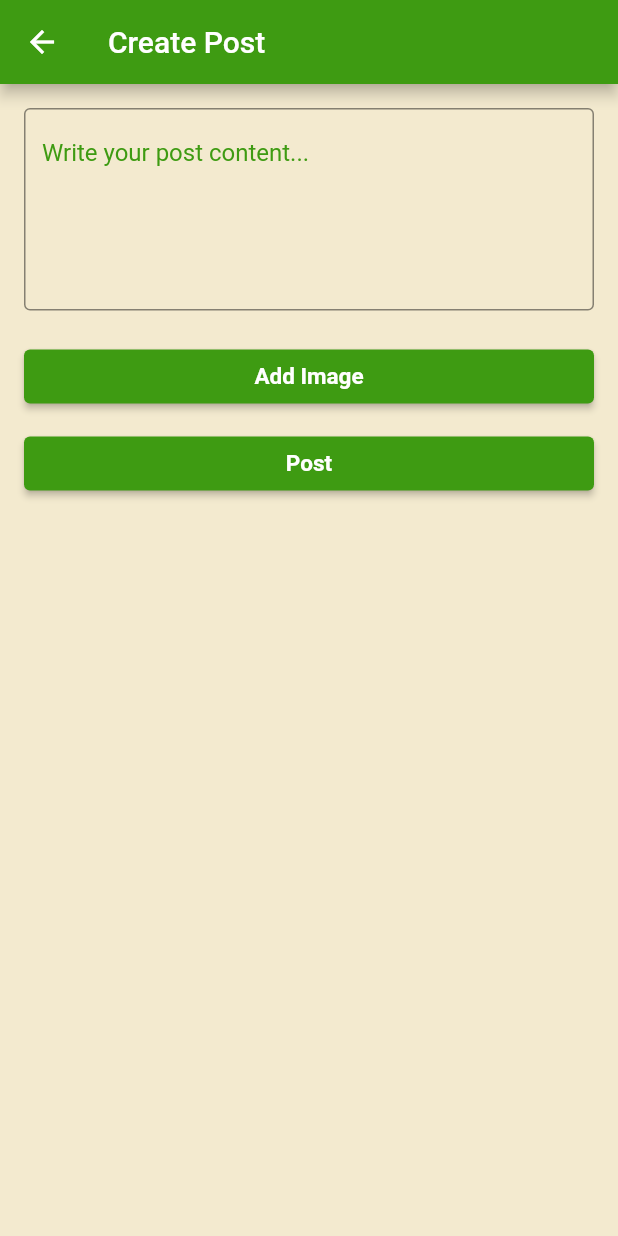
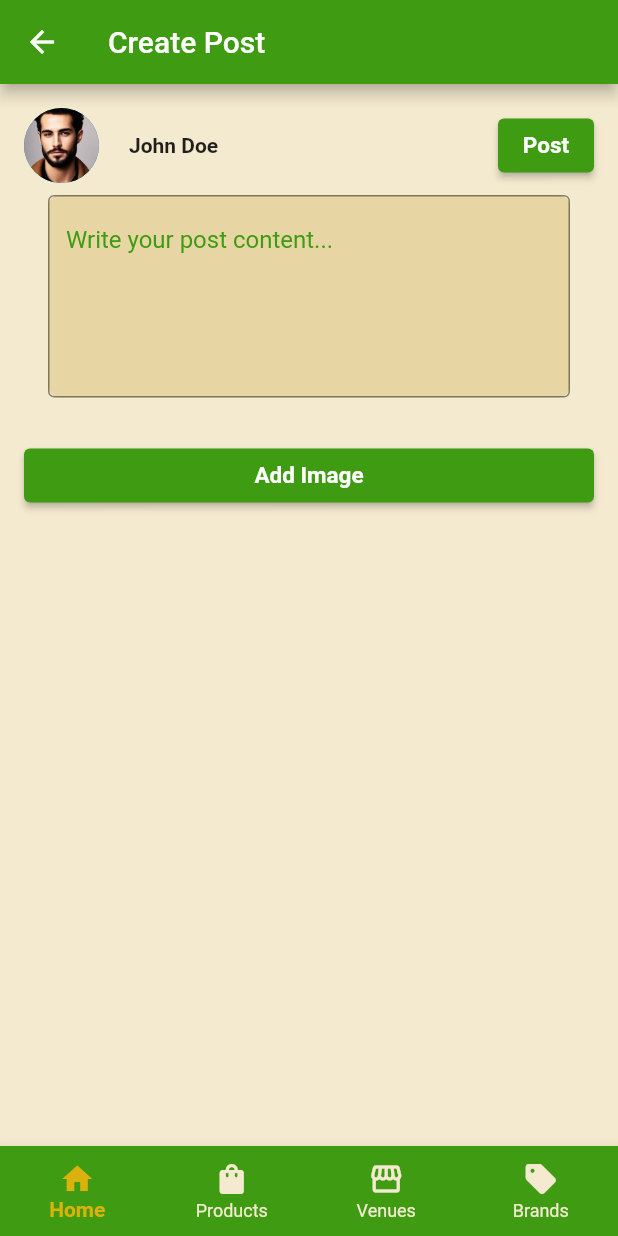
Before and after one commit to jfrazier1519/digital-marketing-demo, a Flutter app: the AddPostScreen screen opened by its route, on a phone screen of 412 x 824 dp. Run offline on Flutter 3.47's test engine with Material 2 defaults, Android fonts, the phone set to English and light mode, and no system bars; our stand-ins replace bloc, expandable_text, flutter_bloc, image_picker, loading_indicator; accounts and stored records are empty.

Commit message:
feat(addPost): styled page and can pick image

```diff
--- a/reefer_review_mobile/lib/presentation/post_screen/add_post_screen.dart
+++ b/reefer_review_mobile/lib/presentation/post_screen/add_post_screen.dart
@@ -1,12 +1,12 @@
 import 'package:flutter/material.dart';
-import 'package:flutter_bloc/flutter_bloc.dart';
-import '../../res/routes.dart';
-import '../../data/post/general_post.dart';
+import 'dart:io';
+import 'package:image_picker/image_picker.dart';
+import '../shared/bottom_nav_bar.dart';
+import '../shared/rounded_container.dart';
+import '../../res/images.dart';
 
 class AddPostScreen extends StatefulWidget {
-  const AddPostScreen({
-    super.key,
-  });
+  const AddPostScreen({super.key});
 
   @override
   _AddPostScreenState createState() => _AddPostScreenState();
@@ -15,11 +15,20 @@ class AddPostScreen extends StatefulWidget {
 class _AddPostScreenState extends State<AddPostScreen> {
   final TextEditingController _contentController = TextEditingController();
   String? _selectedImagePath;
+  final String profileImageUrl = dummyProfileImage;
+  final String userName = 'John Doe';
 
   _selectImage() async {
-    // TODO: Implement logic to select an image
+    final picker = ImagePicker();
+    final pickedFile = await picker.pickImage(
+        source: ImageSource.gallery); // Open file explorer to select image
+
     setState(() {
-      _selectedImagePath = 'path/to/your/image.jpg';
+      if (pickedFile != null) {
+        _selectedImagePath = pickedFile.path;
+      } else {
+        print('No image selected.');
+      }
     });
   }
 
@@ -46,26 +55,47 @@ class _AddPostScreenState extends State<AddPostScreen> {
         child: Column(
           crossAxisAlignment: CrossAxisAlignment.stretch,
           children: [
-            if (_selectedImagePath != null) Image.network(_selectedImagePath!),
-            TextField(
-              controller: _contentController,
-              decoration: InputDecoration(
-                hintText: 'Write your post content...',
+            if (_selectedImagePath != null)
+              Image.file(File(_selectedImagePath!)),
+            Row(
+              children: [
+                CircleAvatar(
+                  backgroundImage: AssetImage(profileImageUrl),
+                  radius: 25,
+                ),
+                const SizedBox(width: 20),
+                Text(
+                  userName,
+                  style: const TextStyle(fontWeight: FontWeight.bold),
+                ),
+                Spacer(),
+                ElevatedButton(
+                  onPressed: _post,
+                  child: const Text('Post'),
+                ),
+              ],
+            ),
+            RoundedContainer(
+              child: TextField(
+                controller: _contentController,
+                decoration: InputDecoration(
+                  hintText: 'Write your post content...',
+                  border: InputBorder.none,
+                ),
+                maxLines: 5,
               ),
-              maxLines: 5,
             ),
             const SizedBox(height: 20),
             ElevatedButton(
               onPressed: _selectImage,
               child: const Text('Add Image'),
             ),
-            const SizedBox(height: 10),
-            ElevatedButton(
-              onPressed: _post,
-              child: const Text('Post'),
-            ),
           ],
         ),
+      ),
+      bottomNavigationBar: BottomNavBar(
+        currentIndex: 0,
+        onTap: (index) {},
       ),
     );
   }
--- a/reefer_review_mobile/lib/presentation/shared/bottom_nav_bar.dart
+++ b/reefer_review_mobile/lib/presentation/shared/bottom_nav_bar.dart
@@ -15,9 +15,6 @@ class BottomNavBar extends StatelessWidget {
       child: BottomNavigationBar(
         currentIndex: currentIndex,
         onTap: (index) {
-          if (index == currentIndex) {
-            return;
-          }
           if (index == 0) {
             Navigator.of(context).pushReplacementNamed(homeScreenViewRoute);
           } else {
--- a/reefer_review_mobile/pubspec.yaml
+++ b/reefer_review_mobile/pubspec.yaml
@@ -12,6 +12,7 @@ dependencies:
   loading_indicator: ^3.1.1
   expandable_text: ^2.1.0
   meta: ^1.3.0
+  image_picker: ^1.0.2
   bloc:
   flutter_bloc:
 
```
Also changed, not shown: reefer_review_mobile/pubspec.lock, 5 other files.
